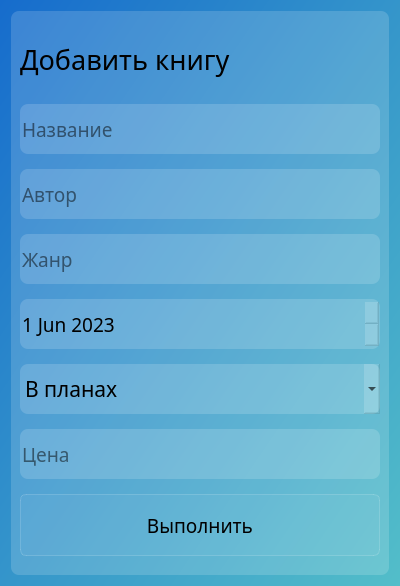
Before: the Qt Designer form add_ed_window.ui in Eliot-Y/BookTrack, drawn with Qt 5.
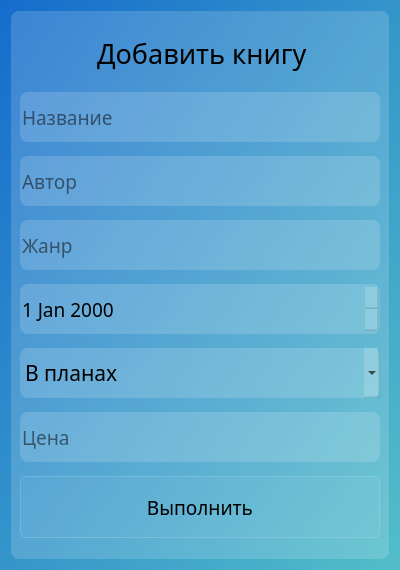
After: the same form once the commit is applied. Icons and pictures are not drawn.

The edit to the form file:
```diff
--- a/add_ed_window.ui
+++ b/add_ed_window.ui
@@ -7,9 +7,21 @@
     <x>0</x>
     <y>0</y>
     <width>400</width>
-    <height>586</height>
+    <height>570</height>
    </rect>
   </property>
+  <property name="minimumSize">
+   <size>
+    <width>400</width>
+    <height>570</height>
+   </size>
+  </property>
+  <property name="maximumSize">
+   <size>
+    <width>400</width>
+    <height>570</height>
+   </size>
+  </property>
   <property name="font">
    <font>
     <family>Microsoft YaHei UI Light</family>
@@ -27,23 +39,17 @@
     <widget class="QFrame" name="frame">
      <property name="styleSheet">
       <string notr="true">border: none;
-background-color: rgb(255, 255, 255, 40);
 border-radius: 8px;
+background-color: rgba(255, 255, 255, 40);
 </string>
      </property>
-     <property name="frameShape">
-      <enum>QFrame::StyledPanel</enum>
-     </property>
-     <property name="frameShadow">
-      <enum>QFrame::Raised</enum>
-     </property>
      <layout class="QVBoxLayout" name="verticalLayout">
       <item>
        <widget class="QLabel" name="new_data_label">
         <property name="maximumSize">
          <size>
-          <width>16777215</width>
-          <height>60</height>
+          <width>10000</width>
+          <height>50</height>
          </size>
         </property>
         <property name="sizeIncrement">
@@ -66,6 +72,7 @@
 /*font-weight: bold;*/
 font-size: 20pt;
 background-color:none;
+padding-left: 70px;
 </string>
         </property>
         <property name="text">
@@ -91,7 +98,7 @@
          </font>
         </property>
         <property name="autoFillBackground">
-         <bool>true</bool>
+         <bool>false</bool>
         </property>
         <property name="styleSheet">
          <string notr="true">font-size: 14pt;
@@ -117,7 +124,7 @@
          </font>
         </property>
         <property name="autoFillBackground">
-         <bool>true</bool>
+         <bool>false</bool>
         </property>
         <property name="styleSheet">
          <string notr="true">font-size: 14pt;
@@ -171,8 +178,8 @@
         </property>
         <property name="date">
          <date>
-          <year>2023</year>
-          <month>6</month>
+          <year>2000</year>
+          <month>1</month>
           <day>1</day>
          </date>
         </property>
```
Left out of the diff: 2 changed lines with no effect on the pictures.
